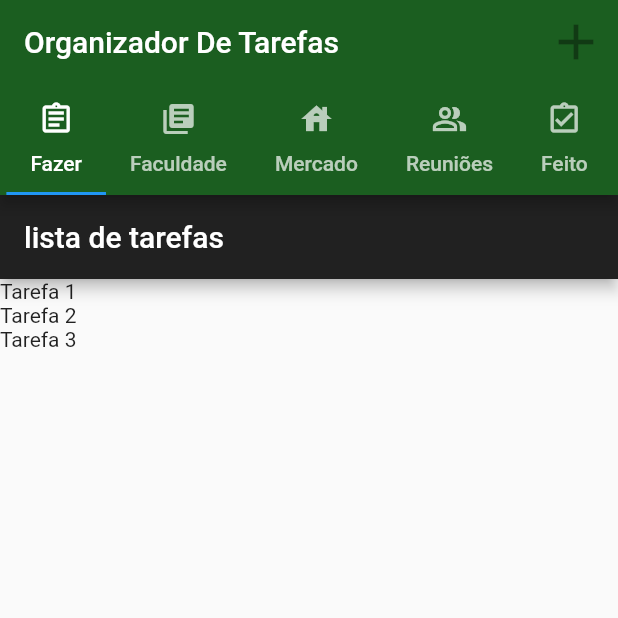
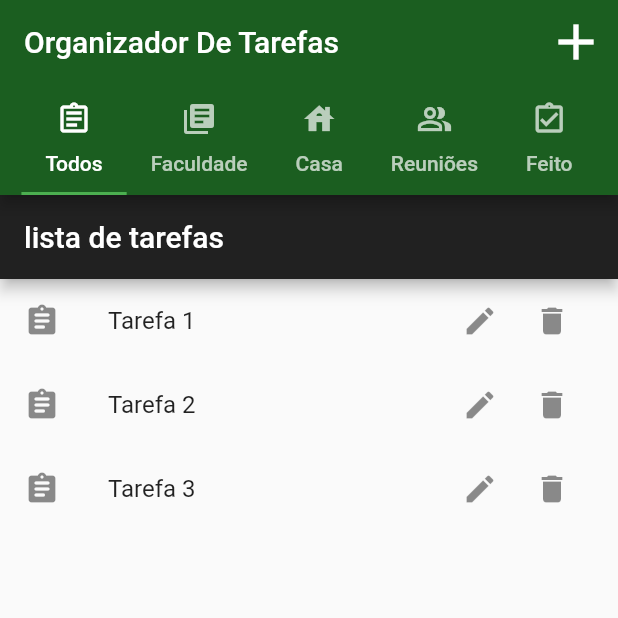
Before and after one commit to fabricioromanii/AppFlutter, a Flutter app: the screen it shows after launch, on a phone screen of 412 x 824 dp, the top half of it. Run offline on Flutter 3.47's test engine with Material 2 defaults, Android fonts, the phone set to English and light mode, and no system bars.

Commit message:
add a lista de tarefas

```diff
--- /dev/null
+++ b/lib/components/TarefaTile.dart
@@ -0,0 +1,34 @@
+import 'package:flutter/cupertino.dart';
+import 'package:flutter/material.dart';
+import 'package:flutter/widgets.dart';
+import 'package:CursoFlutter/models/tarefas.dart';
+
+class TarefaTile extends StatelessWidget{
+
+  final Tarefa tarefa;
+  const TarefaTile(this.tarefa);
+
+  @override
+  Widget build(BuildContext context) {
+    return ListTile(
+      leading: Icon(Icons.assignment_rounded),
+      title: Text(tarefa.name),
+      //subtitle: Text(tarefa.prazo),
+      trailing:Container(
+        width: 100,
+        child: Row(
+          children: <Widget>[
+            IconButton(
+              icon: Icon(Icons.edit),
+              onPressed: (){},
+            ),
+            IconButton(
+              icon: Icon(Icons.delete),
+              onPressed: (){},
+            ),
+          ],
+        ),
+      ),
+    );
+  }
+}
--- a/lib/data/dummy_tarefas.dart
+++ b/lib/data/dummy_tarefas.dart
@@ -4,16 +4,19 @@ const TAREFAS = {
   '1': const Tarefa(
     id:'1',
     name:'Tarefa 1',
+    prazo: '22 fev',
     classificacao:'importante',
   ),
   '2': const Tarefa(
     id:'2',
     name:'Tarefa 2',
+    prazo: '22 fev',
     classificacao:'importante',
   ),
   '3': const Tarefa(
     id:'3',
     name:'Tarefa 3',
+    prazo: '22 fev',
     classificacao:'importante',
   ),
 };
--- a/lib/main.dart
+++ b/lib/main.dart
@@ -10,6 +10,9 @@ class MyApp extends StatelessWidget {
   @override
   Widget build(BuildContext context){
     return MaterialApp(
+      theme: ThemeData(
+        primarySwatch: Colors.green,
+      ),
       home: DefaultTabController(
         length: choices.length,
         child: Scaffold(
@@ -22,7 +25,7 @@ class MyApp extends StatelessWidget {
                 icon: Icon(Icons.add_outlined),
                 iconSize:40,
                 color: Colors.white,
-                //onPressed: addTarefa,
+                onPressed: (){},
               ),
             ],
             bottom: TabBar(
@@ -49,9 +52,9 @@ class Choice{
 }
 
 const List<Choice> choices = <Choice>[
-  Choice(title:'Fazer',icon: Icons.assignment_outlined),
+  Choice(title:'Todos',icon: Icons.assignment_outlined),
   Choice(title:'Faculdade',icon: Icons.library_books),
-  Choice(title:'Mercado',icon: Icons.house),
+  Choice(title:'Casa',icon: Icons.house),
   Choice(title:'Reuniões',icon: Icons.people_alt_outlined),
   Choice(title:'Feito',icon: Icons.assignment_turned_in_outlined),
 ];
--- a/lib/models/tarefas.dart
+++ b/lib/models/tarefas.dart
@@ -3,11 +3,13 @@ import 'package:flutter/material.dart';
 class Tarefa{
   final String id;
   final String name;
+  final String prazo;
   final String classificacao;
 
   const Tarefa({
     this.id,
     @required this.name,
+    @required this.prazo,
     @required this.classificacao,
   });
 }
--- /dev/null
+++ b/lib/provider/tarefas.dart
@@ -0,0 +1,19 @@
+import 'package:flutter/widgets.dart';
+
+import'package:flutter/material.dart';
+import 'package:CursoFlutter/data/dummy_tarefas.dart';
+import 'package:CursoFlutter/models/tarefas.dart';
+
+class Tarefas with ChangeNotifier{
+  Map<String, Tarefa> _items = {...TAREFAS};
+
+  List<Tarefa> get all{
+    return [..._items.values];
+  }
+
+  int get count{
+    return _items.length;
+  }
+
+
+}
--- a/lib/views/tarefas_list.dart
+++ b/lib/views/tarefas_list.dart
@@ -1,18 +1,21 @@
 import 'package:flutter/material.dart';
 import 'package:CursoFlutter/data/dummy_tarefas.dart';
+import 'package:CursoFlutter/components/TarefaTile.dart';
 
 class TarefasList extends StatelessWidget {
   @override
   Widget build(BuildContext context) {
-    const tarefas = {...TAREFAS};
+
+    final tarefas = {...TAREFAS};
+
     return Scaffold(
       appBar: AppBar(
-        title : Text('lista de tarefas '),
+        title : Text('lista de tarefas'),
         backgroundColor: Colors.grey[900],
       ),
       body: ListView.builder(
-        itemBuilder: (ctx,i)=> Text(tarefas.values.elementAt(i).name),
         itemCount: tarefas.length,
+        itemBuilder: (ctx,i)=> TarefaTile(tarefas.values.elementAt(i)),
       ),
     );
   }
--- a/pubspec.yaml
+++ b/pubspec.yaml
@@ -23,6 +23,7 @@ environment:
 dependencies:
   flutter:
     sdk: flutter
+  provider:
 
 
   # The following adds the Cupertino Icons font to your application.
```
Also changed, not shown: pubspec.lock, 1 other file. Lines whose indentation alone changed are shown as unchanged.
